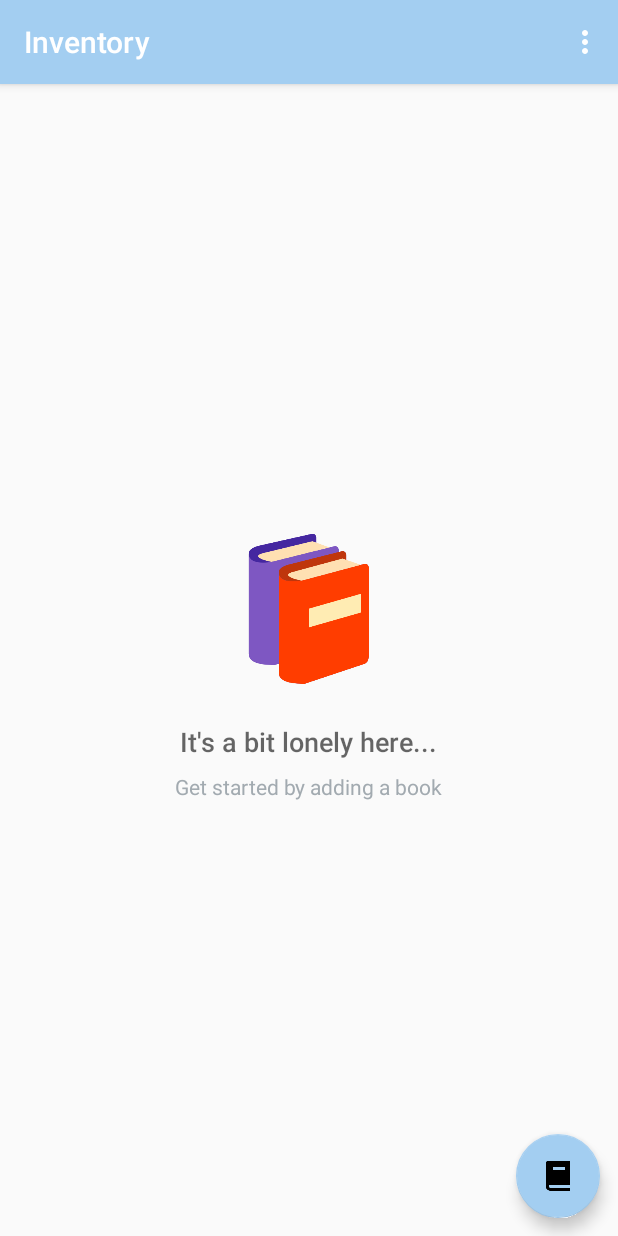
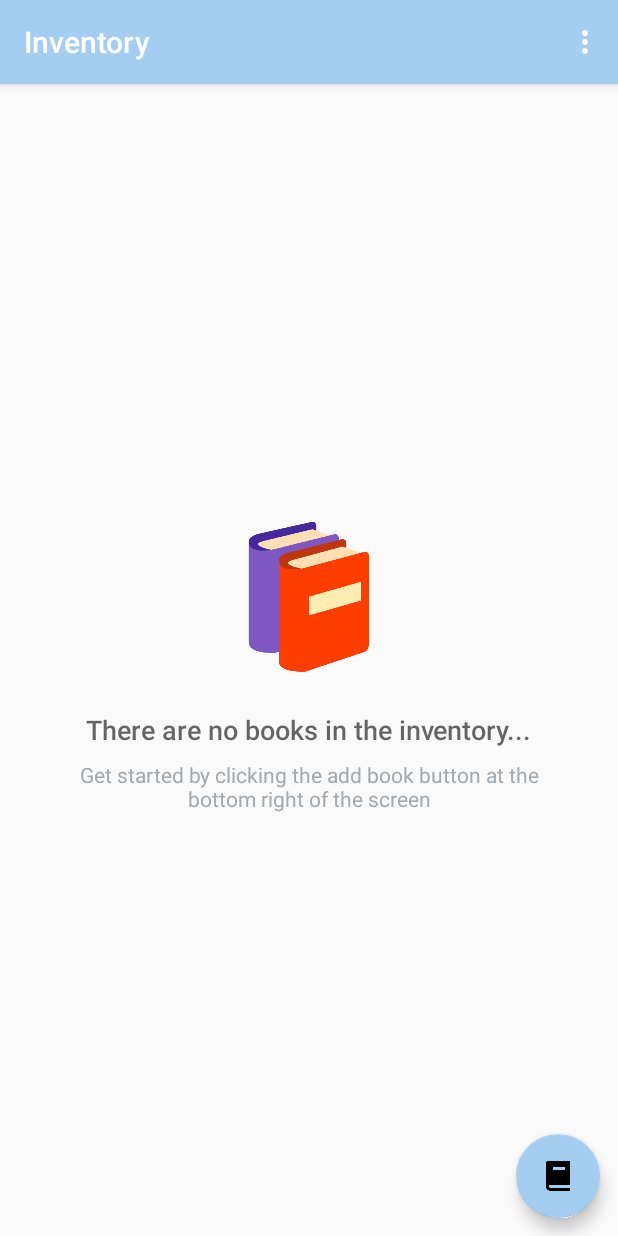
Before and after one commit to ColineFord/InventoryApp_Stage1, an Android app: the screen it shows after launch (CatalogActivity), on a phone screen of 412 x 824 dp. Run offline under Robolectric (Android 15) with nearby library versions, the phone set to English and light mode, and no system bars.

Commit message:
Stage 2 of the Inventory app

```diff
--- a/app/src/main/java/com/example/android/inventoryapp_stage1/data/BookContract.java
+++ b/app/src/main/java/com/example/android/inventoryapp_stage1/data/BookContract.java
@@ -109,6 +109,7 @@ public final class BookContract {
         /**
          * Possible values for quantity of the book.
          */
+        public static final int NULL_QUANTITY = 0;
         public static final int QUANTITY_1 = 1;
         public static final int QUANTITY_2 = 2;
         public static final int QUANTITY_3 = 3;
--- a/app/src/main/res/layout/activity_catalog.xml
+++ b/app/src/main/res/layout/activity_catalog.xml
@@ -46,7 +46,10 @@
             android:paddingTop="8dp"
             android:text="@string/empty_view_subtitle_text"
             android:textAppearance="?android:textAppearanceSmall"
-            android:textColor="#A2AAB0"/>
+            android:textColor="#A2AAB0"
+            android:layout_marginLeft="40dp"
+            android:layout_marginRight="40dp"
+            android:gravity="center"/>
     </RelativeLayout>
 
     <android.support.design.widget.FloatingActionButton
--- a/app/src/main/res/values/arrays.xml
+++ b/app/src/main/res/values/arrays.xml
@@ -2,6 +2,7 @@
 <resources>
     <!-- These are the options displayed in the gender drop-down Spinner -->
     <string-array name="array_quantity_options">
+        <item>@string/null_quantity</item>
         <item>@string/quantity1</item>
         <item>@string/quantity2</item>
         <item>@string/quantity3</item>
--- a/app/src/main/res/values/strings.xml
+++ b/app/src/main/res/values/strings.xml
@@ -109,10 +109,13 @@
     <string name="editor_delete_book_failed">Error with deleting book</string>
 
     <!-- Title text for the empty view, which describes the empty dog house image [CHAR LIMIT=50] -->
-    <string name="empty_view_title_text">It\'s a bit lonely here...</string>
+    <string name="empty_view_title_text">There are no books in the inventory...</string>
 
     <!-- Subtitle text for the empty view that prompts the user to add a pet [CHAR LIMIT=50] -->
-    <string name="empty_view_subtitle_text">Get started by adding a book</string>
+    <string name="empty_view_subtitle_text">Get started by clicking the add book button at the bottom right
+    of the screen</string>
 
     <string name="sale_button_failed">Book no longer in stock</string>
+
+    <string name="null_quantity">0</string>
 </resources>
```
Also changed, not shown: app/src/main/java/com/example/android/inventoryapp_stage1/EditorActivity.java (+24 -20 lines).
